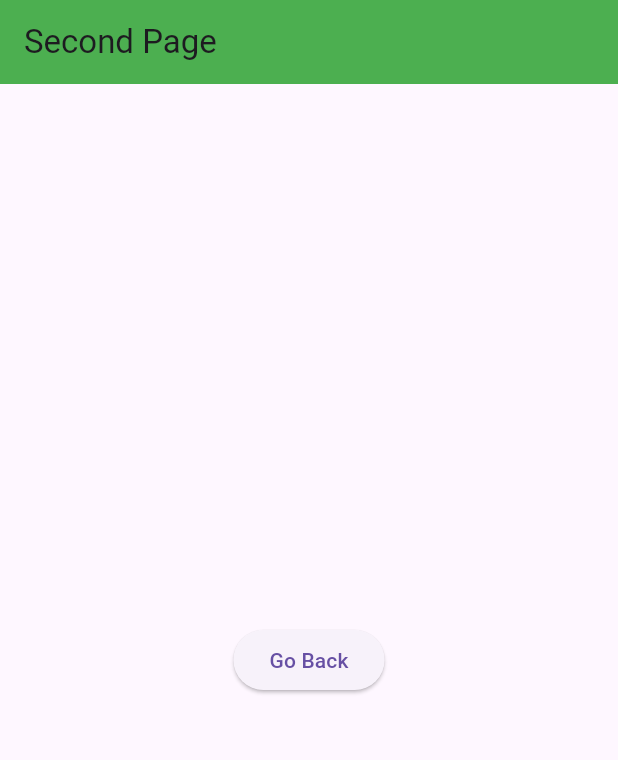
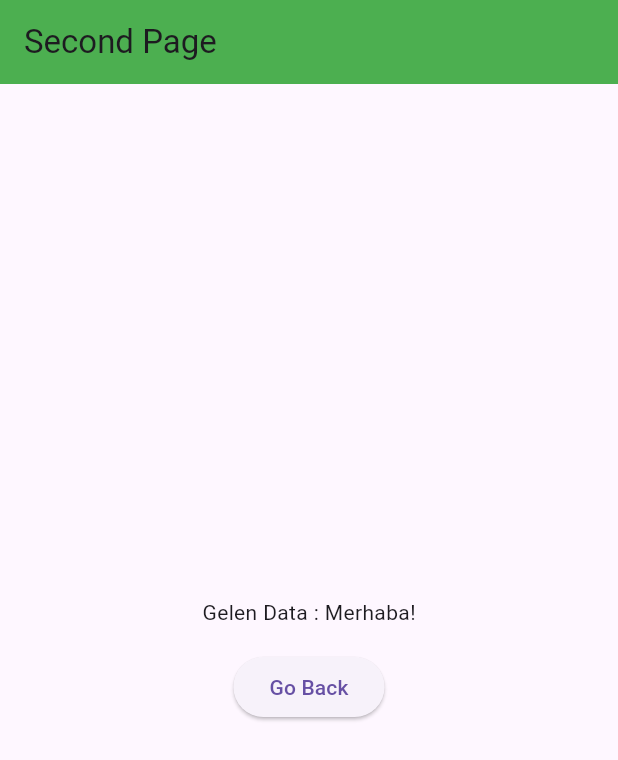
Before and after one commit to eminaydinalp/izu_mobile, a Flutter app: the screen it shows after launch, after a tap on "Go New Page", on a phone screen of 412 x 824 dp. Shown: the top 760 px of the screen. Run offline on Flutter 3.47's test engine with Material 3 defaults, Android fonts, the phone set to English and light mode, and no system bars.

Commit message:
Send Data

```diff
--- a/lib/navigator_processes/first_page.dart
+++ b/lib/navigator_processes/first_page.dart
@@ -16,16 +16,30 @@ class FirstPage extends StatelessWidget {
       body: Center(
         child: ElevatedButton(
           onPressed: (){
-            Navigator.push(
-              context,
-              MaterialPageRoute(
-                  builder: (context) => SecondPage())
-
-            );
+            //goNewPage(context);
+            goNewPageWithData(context);
           },
           child: Text("Go New Page"),
         ),
       ),
     );
   }
+
+  void goNewPage(BuildContext context){
+    Navigator.push(
+        context,
+        MaterialPageRoute(
+            builder: (context) => SecondPage())
+
+    );
+  }
+
+  void goNewPageWithData(BuildContext context){
+    Navigator.push(
+        context,
+        MaterialPageRoute(
+            builder: (context) => SecondPage(data: "Merhaba!",))
+
+    );
+  }
 }
--- a/lib/navigator_processes/second_page.dart
+++ b/lib/navigator_processes/second_page.dart
@@ -1,7 +1,11 @@
 import 'package:flutter/material.dart';
 
 class SecondPage extends StatelessWidget {
-  const SecondPage({super.key});
+
+  String? data;
+
+  //SecondPage(this.data);
+  SecondPage({this.data});
 
   @override
   Widget build(BuildContext context) {
@@ -13,11 +17,18 @@ class SecondPage extends StatelessWidget {
       ),
 
       body: Center(
-        child: ElevatedButton(
-          onPressed: (){
-            Navigator.pop(context);
-          },
-          child: Text("Go Back"),
+        child: Column(
+          mainAxisAlignment: MainAxisAlignment.center,
+          children: [
+            Text("Gelen Data : ${data}"),
+            SizedBox(height: 16,),
+            ElevatedButton(
+              onPressed: (){
+                Navigator.pop(context);
+              },
+              child: Text("Go Back"),
+            ),
+          ],
         ),
       ),
     );
```
